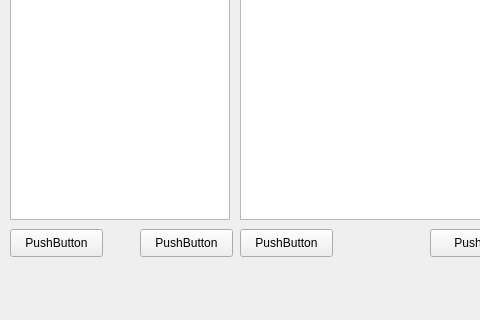
The window that mainwindow.ui (plainoldprogrammer/yasm) describes before a commit, drawn with Qt 5; both pictures show x 0 to 480 and y 271 to 591 of the 1055 by 591 pixel window.
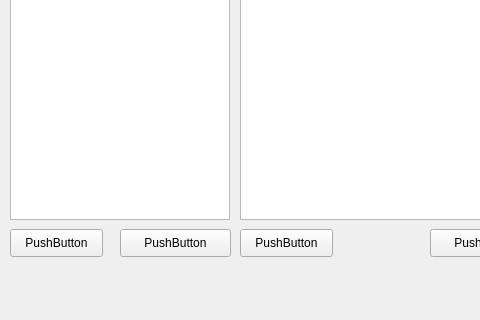
The same window after the commit.

Commit message: setting the text on new category and remove category buttons

```diff
--- a/mainwindow.ui
+++ b/mainwindow.ui
@@ -96,9 +96,9 @@
    <widget class="QPushButton" name="pushButtonRemoveCategory">
     <property name="geometry">
      <rect>
-      <x>140</x>
+      <x>120</x>
       <y>500</y>
-      <width>93</width>
+      <width>111</width>
       <height>28</height>
      </rect>
     </property>
```
The commit also changes 1 other file.
